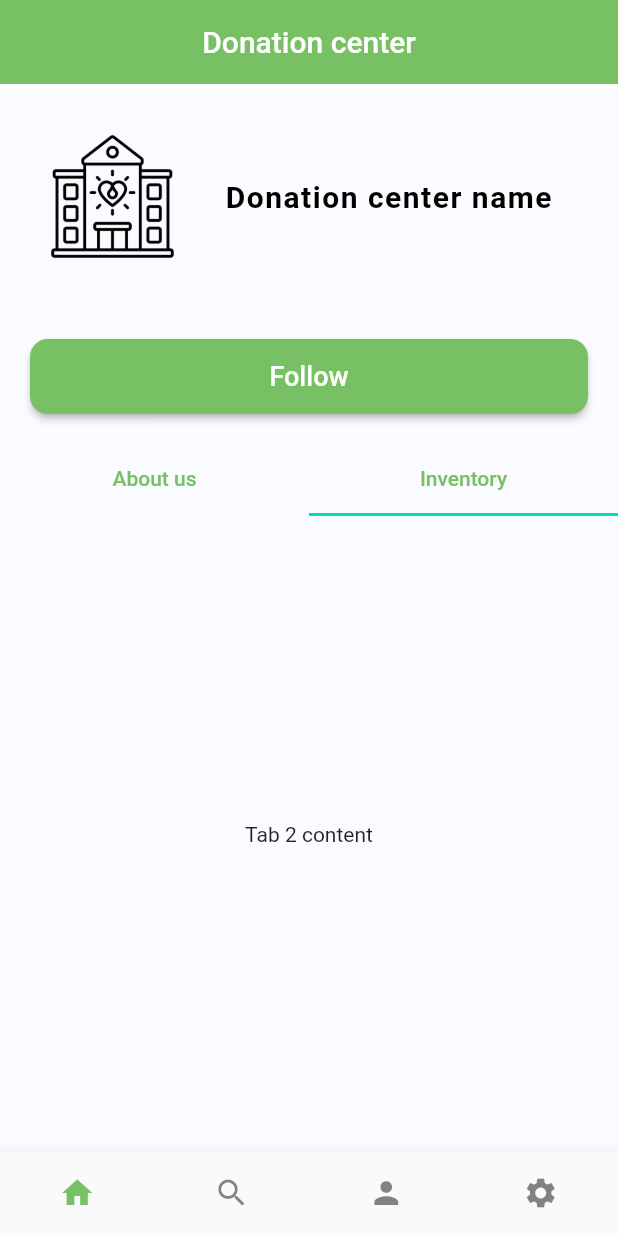
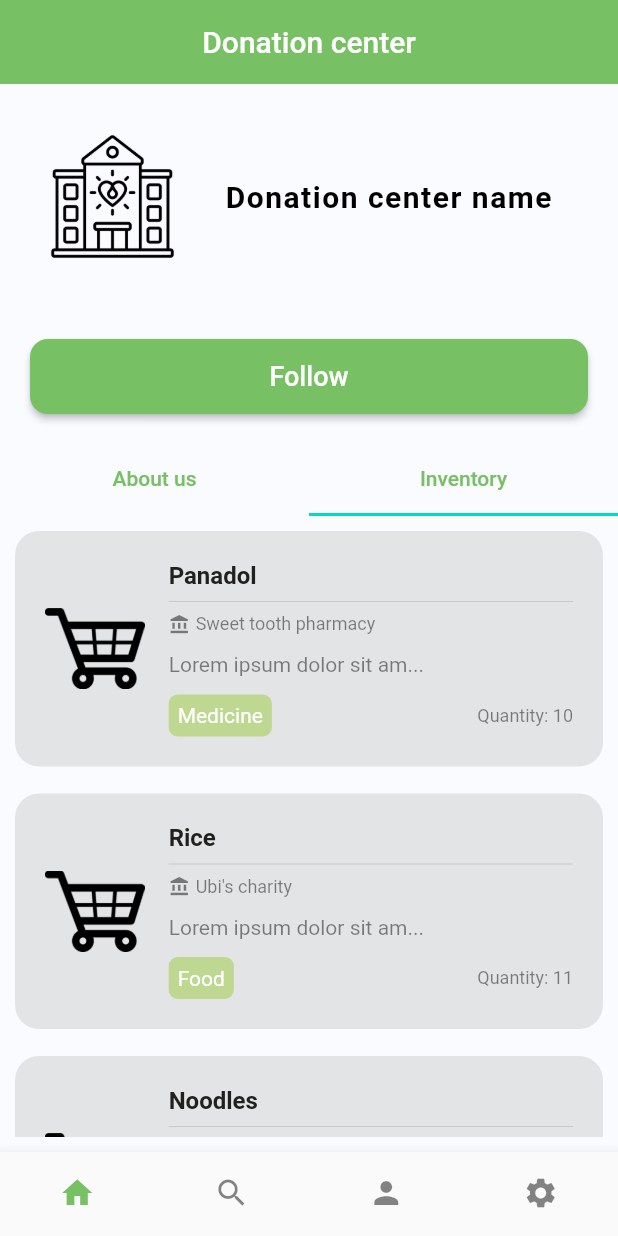
Before and after one commit to Hacktivists-AUB/Need2Give-frontend, a Flutter app: the screen it shows after launch, tab 2 chosen, on a phone screen of 412 x 824 dp. Run offline on Flutter 3.47's test engine with Material 2 defaults, Android fonts, the phone set to English and light mode, and no system bars; our stand-ins replace carousel_slider, flutter_dotenv, flutter_map, flutter_signin_button, font_awesome_flutter, geolocator and 4 more; Roboto replaces fonts that are missing (Helvetica).

Commit message:
Finished donation center profile - user pov

```diff
--- a/need2give/lib/screens/main_pages_navbar/button_navbar.dart
+++ b/need2give/lib/screens/main_pages_navbar/button_navbar.dart
@@ -1,6 +1,6 @@
 import 'package:flutter/material.dart';
 import 'package:need2give/constants/global.dart';
-import 'package:need2give/screens/donation%20center/profile_screen.dart';
+import 'package:need2give/screens/user/donation%20center/profile_screen.dart';
 import 'package:need2give/screens/main_pages_navbar/home_page.dart';
 import 'package:need2give/screens/main_pages_navbar/settings_page.dart';
 import 'package:need2give/screens/user/explore.dart';
--- /dev/null
+++ b/need2give/lib/screens/user/donation center/inventory.dart
@@ -0,0 +1,66 @@
+import 'package:flutter/material.dart';
+import 'package:need2give/constants/global.dart';
+import 'package:need2give/widgets/item.dart';
+
+class inventory extends StatefulWidget {
+  const inventory({super.key});
+
+  @override
+  State<inventory> createState() => _inventory();
+}
+
+class _inventory extends State<inventory> {
+  final List<Map<String, dynamic>> _items = [
+    {
+      "id": 1,
+      "name": "Panadol",
+      "description": "Lorem ipsum dolor sit amet, consectetur adipiscing elit. Sed auctor luctus urna, a efficitur neque placerat eu. Integer dictum tellus id tellus sollicitudin, eu varius nunc auctor.",
+      "center": "Sweet tooth pharmacy",
+      "quantity": 10,
+      "category": "Medicine",
+    },
+    {
+      "id": 2,
+      "name": "Rice",
+      "description": "Lorem ipsum dolor sit amet, consectetur adipiscing elit. Sed auctor luctus urna, a efficitur neque placerat eu. Integer dictum tellus id tellus sollicitudin, eu varius nunc auctor.",
+      "center": "Ubi's charity",
+      "quantity": 11,
+      "category": "Food",
+    },
+    {
+      "id": 3,
+      "name": "Noodles",
+      "description": "Lorem ipsum dolor sit amet, consectetur adipiscing elit. Sed auctor luctus urna, a efficitur neque placerat eu. Integer dictum tellus id tellus sollicitudin, eu varius nunc auctor.",
+      "center": "Ubi's charity",
+      "quantity": 2,
+      "category": "Food",
+    },
+    {
+      "id": 4,
+      "name": "Shirt",
+      "description": "Lorem ipsum dolor sit amet, consectetur adipiscing elit. Sed auctor luctus urna, a efficitur neque placerat eu. Integer dictum tellus id tellus sollicitudin, eu varius nunc auctor.",
+      "center": "Ubi's charity",
+      "quantity": 100,
+      "category": "Clothing",
+    },
+    {
+      "id": 5,
+      "name": "Candy",
+      "description": "Lorem ipsum dolor sit amet, consectetur adipiscing elit. Sed auctor luctus urna, a efficitur neque placerat eu. Integer dictum tellus id tellus sollicitudin, eu varius nunc auctor.",
+      "center": "Ubi's charity",
+      "quantity": 31,
+      "category": "Food",
+    },
+  ];
+
+  @override
+  Widget build(BuildContext context) {
+    return ListView(
+      children: [
+        Column(
+                children: _items.map((e) => ItemListTile(item: e)).toList(),
+              ),
+      ],
+    );
+  }
+}
--- a/need2give/lib/screens/donation center/profile_screen.dart
+++ b/need2give/lib/screens/user/donation center/profile_screen.dart
@@ -1,5 +1,6 @@
 import 'package:need2give/constants/global.dart';
-import 'package:need2give/widgets/about_us_donation_center.dart';
+import 'package:need2give/screens/user/donation%20center/about_us_donation_center.dart';
+import 'package:need2give/screens/user/donation%20center/inventory.dart';
 import 'package:need2give/widgets/button.dart';
 
 import 'package:flutter/material.dart';
@@ -85,7 +86,10 @@ class _DonationScreen extends State<DonationScreen>
                   padding: EdgeInsets.all(10),
                   child: AboutUs(),
                 )),
-                Center(child: Text('Tab 2 content')),
+                Center(child: Padding(
+                  padding: EdgeInsets.all(10),
+                  child: inventory(),
+                )),
               ],
             ),
           ),
```
Also changed, not shown: need2give/lib/screens/user/donation center/about_us_donation_center.dart (renamed from need2give/lib/widgets/about_us_donation_center.dart).
